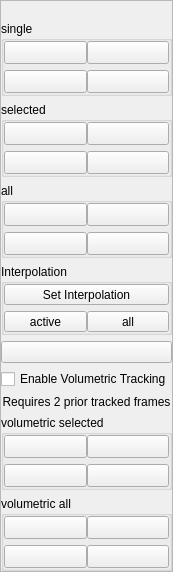
XROMMPackages/xmalab, file src/ui/ui-files/WizardDigitizationFrame.ui: the form before one commit.
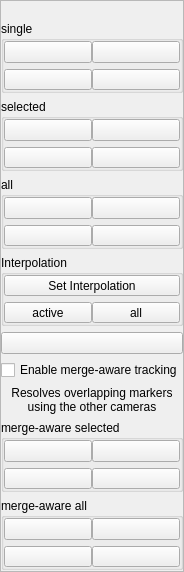
The form after the commit. Icons and pictures are not drawn.

Commit message: Replace volumetric tracker with merge-aware tracking

```diff
--- a/src/ui/ui-files/WizardDigitizationFrame.ui
+++ b/src/ui/ui-files/WizardDigitizationFrame.ui
@@ -482,7 +482,7 @@
       <string>Enables 3D Volumetric Tracking. This searches a 3D physical volume around the marker's last known position, and should be able to keep track of markers even if they overlap/occlude in one camera</string>
      </property>
      <property name="text">
-      <string>Enable Volumetric Tracking</string>
+      <string>Enable merge-aware tracking</string>
      </property>
      <property name="checked">
       <bool>false</bool>
@@ -492,7 +492,7 @@
     <item row="8" column="0" colspan="2">
      <widget class="QLabel" name="label_VolumetricHint">
       <property name="text">
-       <string>Requires 2 prior tracked frames</string>
+       <string>Resolves overlapping markers using the other cameras</string>
       </property>
       <property name="alignment">
        <set>Qt::AlignCenter</set>
@@ -511,7 +511,7 @@
       </sizepolicy>
      </property>
      <property name="title">
-      <string>volumetric selected</string>
+      <string>merge-aware selected</string>
      </property>
      <layout class="QGridLayout" name="gridLayout_VolumetricSelected">
       <property name="horizontalSpacing">
@@ -606,7 +606,7 @@
       </sizepolicy>
      </property>
      <property name="title">
-      <string>volumetric all</string>
+      <string>merge-aware all</string>
      </property>
      <layout class="QGridLayout" name="gridLayout_VolumetricAll">
       <property name="horizontalSpacing">
```
Left out of the diff: 2 changed lines with no effect on the pictures. The commit also changes 25 other files.
